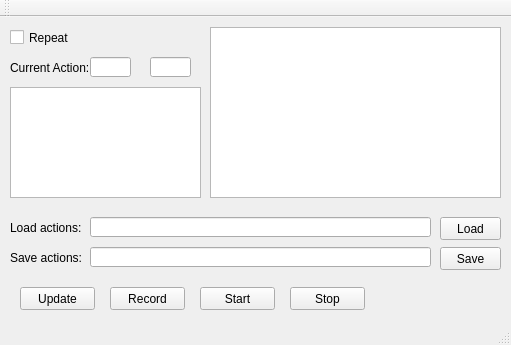
First picture: the form in mainwindow.ui, repository DPinato/MoveMouse, before the edit.
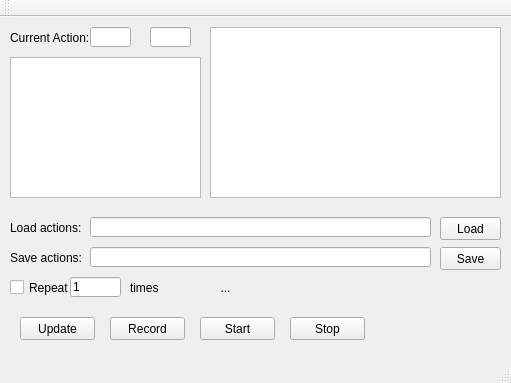
Second picture: the form after the edit.

Commit message: Fixed a bunch of stuff - Added counter - Can specify how many times to run the action list - Can stop while its running (no more unresponsive)

```diff
--- a/mainwindow.ui
+++ b/mainwindow.ui
@@ -7,7 +7,7 @@
     <x>0</x>
     <y>0</y>
     <width>511</width>
-    <height>345</height>
+    <height>383</height>
    </rect>
   </property>
   <property name="windowTitle">
@@ -18,7 +18,7 @@
     <property name="geometry">
      <rect>
       <x>20</x>
-      <y>270</y>
+      <y>300</y>
       <width>75</width>
       <height>23</height>
      </rect>
@@ -31,7 +31,7 @@
     <property name="geometry">
      <rect>
       <x>200</x>
-      <y>270</y>
+      <y>300</y>
       <width>75</width>
       <height>23</height>
      </rect>
@@ -44,7 +44,7 @@
     <property name="geometry">
      <rect>
       <x>290</x>
-      <y>270</y>
+      <y>300</y>
       <width>75</width>
       <height>23</height>
      </rect>
@@ -67,7 +67,7 @@
     <property name="geometry">
      <rect>
       <x>110</x>
-      <y>270</y>
+      <y>300</y>
       <width>75</width>
       <height>23</height>
      </rect>
@@ -80,7 +80,7 @@
     <property name="geometry">
      <rect>
       <x>10</x>
-      <y>40</y>
+      <y>10</y>
       <width>81</width>
       <height>21</height>
      </rect>
@@ -96,7 +96,7 @@
     <property name="geometry">
      <rect>
       <x>90</x>
-      <y>40</y>
+      <y>10</y>
       <width>41</width>
       <height>20</height>
      </rect>
@@ -106,7 +106,7 @@
     <property name="geometry">
      <rect>
       <x>150</x>
-      <y>40</y>
+      <y>10</y>
       <width>41</width>
       <height>20</height>
      </rect>
@@ -116,9 +116,9 @@
     <property name="geometry">
      <rect>
       <x>10</x>
-      <y>70</y>
+      <y>40</y>
       <width>191</width>
-      <height>111</height>
+      <height>141</height>
      </rect>
     </property>
    </widget>
@@ -126,8 +126,8 @@
     <property name="geometry">
      <rect>
       <x>10</x>
-      <y>10</y>
-      <width>91</width>
+      <y>260</y>
+      <width>61</width>
       <height>21</height>
      </rect>
     </property>
@@ -213,6 +213,54 @@
      <string>Save</string>
     </property>
    </widget>
+   <widget class="QLineEdit" name="repeatTimesEdit">
+    <property name="geometry">
+     <rect>
+      <x>70</x>
+      <y>260</y>
+      <width>51</width>
+      <height>20</height>
+     </rect>
+    </property>
+    <property name="text">
+     <string>1</string>
+    </property>
+    <property name="maxLength">
+     <number>7</number>
+    </property>
+   </widget>
+   <widget class="QLabel" name="label_6">
+    <property name="geometry">
+     <rect>
+      <x>130</x>
+      <y>260</y>
+      <width>31</width>
+      <height>21</height>
+     </rect>
+    </property>
+    <property name="text">
+     <string>times</string>
+    </property>
+    <property name="alignment">
+     <set>Qt::AlignLeading|Qt::AlignLeft|Qt::AlignVCenter</set>
+    </property>
+   </widget>
+   <widget class="QLabel" name="actionCounterLabel">
+    <property name="geometry">
+     <rect>
+      <x>180</x>
+      <y>260</y>
+      <width>91</width>
+      <height>21</height>
+     </rect>
+    </property>
+    <property name="text">
+     <string>...</string>
+    </property>
+    <property name="alignment">
+     <set>Qt::AlignCenter</set>
+    </property>
+   </widget>
   </widget>
   <widget class="QMenuBar" name="menuBar">
    <property name="geometry">
```
The commit also changes 2 other files.
